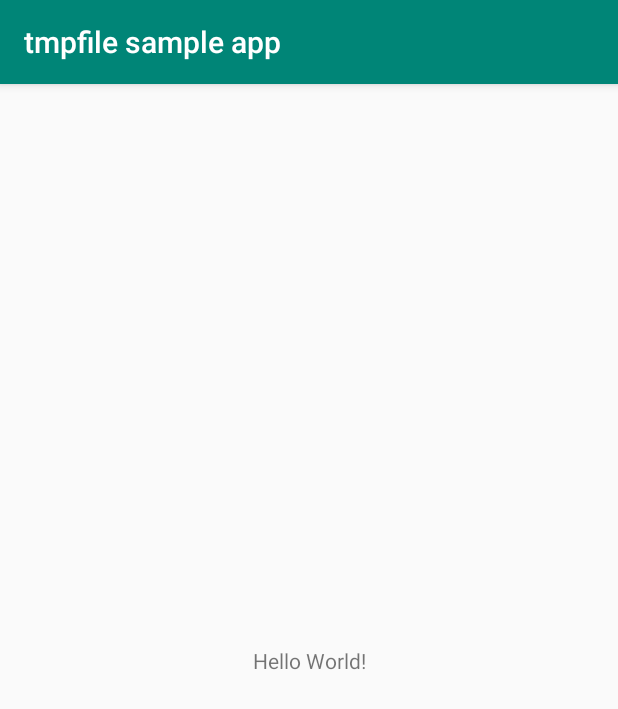
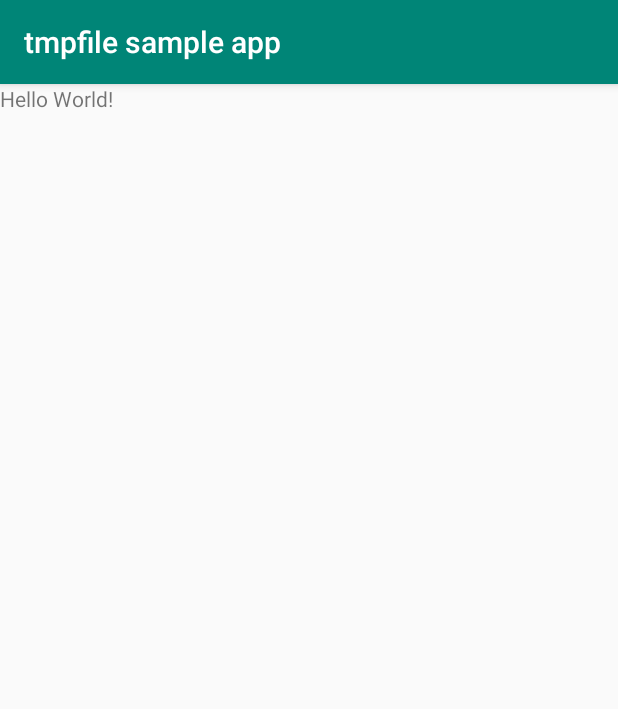
Before and after one commit to ViliusSutkus89/tmpfile-Android, an Android app: the screen it shows after launch (MainActivity), on a phone screen of 412 x 824 dp. Shown: the top 709 px of the screen. Run offline under Robolectric (Android 15) with nearby library versions, the phone set to English and light mode, and no system bars; libraries missing offline, so code that uses them is left out: com.viliussutkus89.android; 3 statements that could not run were skipped.

Commit message:
[SampleApp] Remove constraintLayout dependency

```diff
--- a/sampleapp/app/build.gradle
+++ b/sampleapp/app/build.gradle
@@ -27,7 +27,5 @@
 
 dependencies {
     implementation 'com.viliussutkus89:tmpfile-android:3.0.4'
-
     implementation 'androidx.appcompat:appcompat:1.4.1'
-    implementation 'androidx.constraintlayout:constraintlayout:2.1.3'
 }
--- a/sampleapp/app/src/main/res/layout/activity_main.xml
+++ b/sampleapp/app/src/main/res/layout/activity_main.xml
@@ -1,19 +1,12 @@
 <?xml version="1.0" encoding="utf-8"?>
-<androidx.constraintlayout.widget.ConstraintLayout xmlns:android="http://schemas.android.com/apk/res/android"
-    xmlns:app="http://schemas.android.com/apk/res-auto"
+<LinearLayout xmlns:android="http://schemas.android.com/apk/res/android"
     xmlns:tools="http://schemas.android.com/tools"
     android:layout_width="match_parent"
     android:layout_height="match_parent"
     tools:context=".MainActivity">
-
     <TextView
         android:id="@+id/sample_text"
         android:layout_width="wrap_content"
         android:layout_height="wrap_content"
-        android:text="Hello World!"
-        app:layout_constraintBottom_toBottomOf="parent"
-        app:layout_constraintLeft_toLeftOf="parent"
-        app:layout_constraintRight_toRightOf="parent"
-        app:layout_constraintTop_toTopOf="parent" />
-
-</androidx.constraintlayout.widget.ConstraintLayout>
+        android:text="Hello World!" />
+</LinearLayout>
```
